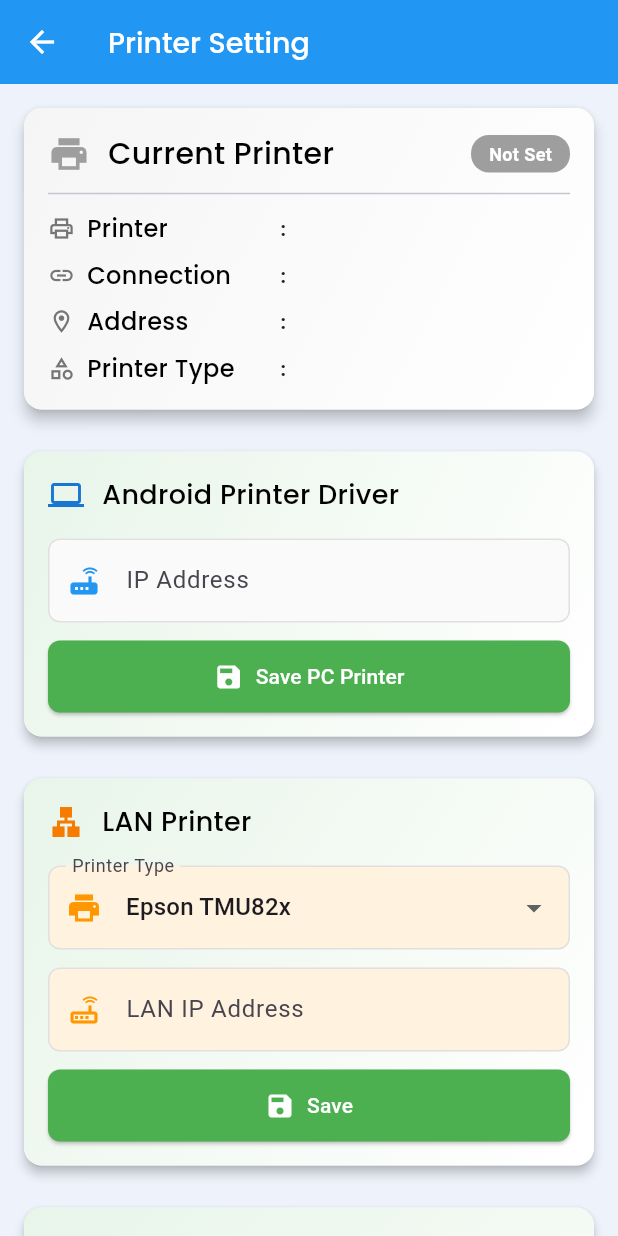
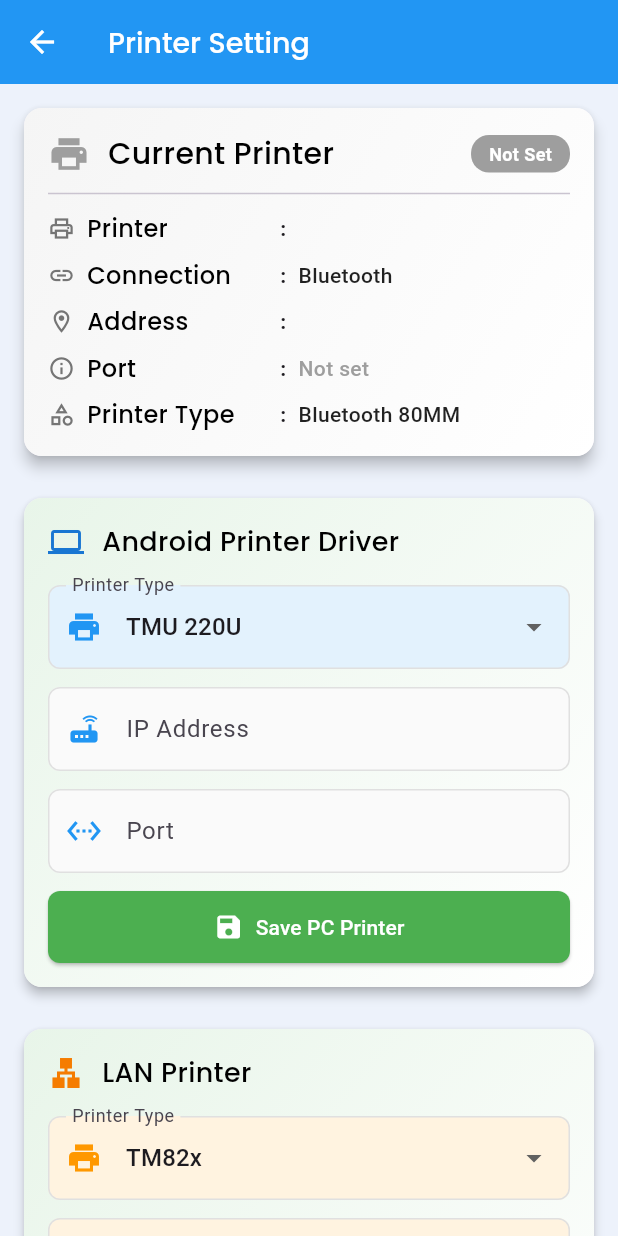
Before and after one commit to ilhmdhn/new_front_office, a Flutter app: the PrinterPage screen opened by its route, on a phone screen of 412 x 824 dp. Run offline on Flutter 3.47's test engine with Material 3 defaults, Android fonts, the phone set to English and light mode, and no system bars; our stand-ins replace auto_size_text, calendar_date_picker2, custom_radio_grouped_button, device_info_plus, event_bus, firebase_core and 15 more; missing offline and left inert: blue_thermal_printer, encrypt, esc_pos_utils_plus, flutter_thermal_printer, qr_code_scanner, udp; accounts and stored records are empty; generated files the repository leaves out were written again; network calls fail; project files that could hold a hidden picture were left out.

Commit message:
alaah pucing

```diff
--- a/lib/data/model/other_model.dart
+++ b/lib/data/model/other_model.dart
@@ -1,15 +1,90 @@
+// Enum untuk Printer Model
+enum PrinterModelType {
+  tmu220u('TMU 220U'),
+  tm82x('TM82x'),
+  bluetooth80mm('Bluetooth 80MM');
+
+  final String displayName;
+  const PrinterModelType(this.displayName);
+
+  // Convert dari string ke enum
+  static PrinterModelType fromString(String value) {
+    switch (value.toUpperCase()) {
+      case 'TMU 220U':
+      case 'TMU220U':
+        return PrinterModelType.tmu220u;
+      case 'TM82X':
+        return PrinterModelType.tm82x;
+      case 'BLUETOOTH 80MM':
+      case 'BLUETOOTH80MM':
+        return PrinterModelType.bluetooth80mm;
+      default:
+        return PrinterModelType.bluetooth80mm; // Default
+    }
+  }
+}
+
+// Enum untuk Connection Type
+enum PrinterConnectionType {
+  bluetooth('Bluetooth'),
+  lan('LAN'),
+  printerDriver('Printer Driver');
+
+  final String displayName;
+  const PrinterConnectionType(this.displayName);
+
+  // Convert dari string ke enum
+  static PrinterConnectionType fromString(String value) {
+    switch (value.toUpperCase()) {
+      case 'BLUETOOTH':
+        return PrinterConnectionType.bluetooth;
+      case 'LAN':
+        return PrinterConnectionType.lan;
+      case 'PRINTER DRIVER':
+      case 'PRINTERDRIVER':
+        return PrinterConnectionType.printerDriver;
+      default:
+        return PrinterConnectionType.bluetooth; // Default
+    }
+  }
+}
+
 class PrinterModel{
   String name;
-  String connection;
-  String type;
+  int? port;
+  PrinterModelType printerModel;
+  PrinterConnectionType connectionType;
   String address;
 
   PrinterModel({
     required this.name,
-    required this.connection,
-    required this.type,
+    this.port,
+    required this.printerModel,
+    required this.connectionType,
     required this.address,
   });
+
+  // Helper method untuk convert ke Map (untuk SharedPreferences)
+  Map<String, dynamic> toJson() {
+    return {
+      'name': name,
+      'port': port,
+      'printerModel': printerModel.displayName,
+      'connectionType': connectionType.displayName,
+      'address': address,
+    };
+  }
+
+  // Helper method untuk convert dari Map
+  factory PrinterModel.fromJson(Map<String, dynamic> json) {
+    return PrinterModel(
+      name: json['name'] ?? '',
+      port: json['port'],
+      printerModel: PrinterModelType.fromString(json['printerModel'] ?? ''),
+      connectionType: PrinterConnectionType.fromString(json['connectionType'] ?? ''),
+      address: json['address'] ?? '',
+    );
+  }
 }
 
 class PrinterList{
--- a/lib/page/setting/printer/printer_page.dart
+++ b/lib/page/setting/printer/printer_page.dart
@@ -24,15 +24,16 @@ class _PrinterPageState extends State<PrinterPage> {
   List<PrinterList> listPrinter = List.empty(growable: true);
   PrinterList chosedPrinter = PrinterList(name: '', address: '');
   TextEditingController tfIpPc = TextEditingController();
+  TextEditingController tfPortPc = TextEditingController();
   TextEditingController tfIpLan = TextEditingController();
+  TextEditingController tfPortLan = TextEditingController();
   List<BluetoothDevice> printerList = List.empty(growable: true);
   PrinterModel printer = PreferencesData.getPrinter();
   bool isLoading = false;
-  String selectedLanPrinterType = 'Epson TMU82x';
-  String selectedBluetoothPrinterType = 'Bluetooth printer 80 mm';
 
-  final List<String> lanPrinterTypes = ['Epson TMU82x', 'Bixolon', 'TMU220'];
-  final List<String> bluetoothPrinterTypes = ['Bluetooth printer 80 mm', 'Bluetooth Printer 57mm'];
+  PrinterModelType selectedPcPrinterType = PrinterModelType.tmu220u;
+  PrinterModelType selectedLanPrinterType = PrinterModelType.tm82x;
+  PrinterModelType selectedBluetoothPrinterType = PrinterModelType.bluetooth80mm;
 
   @override
   void initState() {
@@ -113,11 +114,11 @@ class _PrinterPageState extends State<PrinterPage> {
                 isConnected
                     ? ElevatedButton.icon(
                         onPressed: () {
-                          if (printer.connection == '2') {
+                          if (printer.connectionType == PrinterConnectionType.bluetooth) {
                             BtprintExecutor().testPrint();
-                          } else if (printer.connection == '3') {
-                            showToastWarning('Fitur test print hanya tersedia untuk Bluetooth Printer');
-                          } else if (printer.connection == '4') {
+                          } else if (printer.connectionType == PrinterConnectionType.printerDriver) {
+                            // TcpPrinterService.printOnce(ip: printer.address, port: printer.port!, data: )
+                          } else if (printer.connectionType == PrinterConnectionType.lan) {
                             LanprintExecutor().testPrint();
                           }
                         },
@@ -157,11 +158,13 @@ class _PrinterPageState extends State<PrinterPage> {
             const Divider(height: 24),
             _buildInfoRow('Printer', printer.name),
             const SizedBox(height: 8),
-            _buildInfoRow('Connection', printer.connection),
+            _buildInfoRow('Connection', printer.connectionType.displayName),
             const SizedBox(height: 8),
             _buildInfoRow('Address', printer.address),
             const SizedBox(height: 8),
-            _buildInfoRow('Printer Type', printer.type),
+            _buildInfoRow('Port', printer.port?.toString()),
+            const SizedBox(height: 8),
+            _buildInfoRow('Printer Type', printer.printerModel.displayName),
           ],
         ),
       ),
@@ -286,7 +289,7 @@ class _PrinterPageState extends State<PrinterPage> {
               ],
             ),
             const SizedBox(height: 16),
-            DropdownButtonFormField<String>(
+            DropdownButtonFormField<PrinterModelType>(
               initialValue: selectedBluetoothPrinterType,
               decoration: InputDecoration(
                 labelText: 'Printer Type',
@@ -305,13 +308,13 @@ class _PrinterPageState extends State<PrinterPage> {
                 filled: true,
                 fillColor: Colors.blue.shade50,
               ),
-              items: bluetoothPrinterTypes.map((String type) {
-                return DropdownMenuItem<String>(
+              items: PrinterModelType.values.map((PrinterModelType type) {
+                return DropdownMenuItem<PrinterModelType>(
                   value: type,
-                  child: Text(type),
+                  child: Text(type.displayName),
                 );
               }).toList(),
-              onChanged: (String? newValue) {
+              onChanged: (PrinterModelType? newValue) {
                 if (newValue != null) {
                   setState(() {
                     selectedBluetoothPrinterType = newValue;
@@ -424,6 +427,40 @@ class _PrinterPageState extends State<PrinterPage> {
     return Column(
       crossAxisAlignment: CrossAxisAlignment.start,
       children: [
+        DropdownButtonFormField<PrinterModelType>(
+          initialValue: selectedPcPrinterType,
+          decoration: InputDecoration(
+            labelText: 'Printer Type',
+            prefixIcon: const Icon(Icons.print, color: Colors.blue),
+            border: OutlineInputBorder(
+              borderRadius: BorderRadius.circular(8),
+            ),
+            enabledBorder: OutlineInputBorder(
+              borderRadius: BorderRadius.circular(8),
+              borderSide: BorderSide(color: Colors.grey.shade300),
+            ),
+            focusedBorder: OutlineInputBorder(
+              borderRadius: BorderRadius.circular(8),
+              borderSide: const BorderSide(color: Colors.blue, width: 2),
+            ),
+            filled: true,
+            fillColor: Colors.blue.shade50,
+          ),
+          items: PrinterModelType.values.map((PrinterModelType type) {
+            return DropdownMenuItem<PrinterModelType>(
+              value: type,
+              child: Text(type.displayName),
+            );
+          }).toList(),
+          onChanged: (PrinterModelType? newValue) {
+            if (newValue != null) {
+              setState(() {
+                selectedPcPrinterType = newValue;
+              });
+            }
+          },
+        ),
+        const SizedBox(height: 12),
         TextField(
           inputFormatters: [IPAddressInputFormatter()],
           keyboardType: TextInputType.number,
@@ -448,6 +485,29 @@ class _PrinterPageState extends State<PrinterPage> {
           ),
         ),
         const SizedBox(height: 12),
+        TextField(
+          keyboardType: TextInputType.number,
+          controller: tfPortPc,
+          decoration: InputDecoration(
+            hintText: 'Enter Port (e.g., 9100)',
+            labelText: 'Port',
+            prefixIcon: const Icon(Icons.settings_ethernet, color: Colors.blue),
+            border: OutlineInputBorder(
+              borderRadius: BorderRadius.circular(8),
+            ),
+            enabledBorder: OutlineInputBorder(
+              borderRadius: BorderRadius.circular(8),
+              borderSide: BorderSide(color: Colors.grey.shade300),
+            ),
+            focusedBorder: OutlineInputBorder(
+              borderRadius: BorderRadius.circular(8),
+              borderSide: const BorderSide(color: Colors.blue, width: 2),
+            ),
+            filled: true,
+            fillColor: Colors.grey.shade50,
+          ),
+        ),
+        const SizedBox(height: 12),
         SizedBox(
           width: double.infinity,
           child: ElevatedButton.icon(
@@ -456,10 +516,19 @@ class _PrinterPageState extends State<PrinterPage> {
                 showToastWarning('Masukkan IP Address terlebih dahulu');
                 return;
               }
+              int? port;
+              if (tfPortPc.text.isNotEmpty) {
+                port = int.tryParse(tfPortPc.text);
+                if (port == null) {
+                  showToastWarning('Port harus berupa angka');
+                  return;
+                }
+              }
               PreferencesData.setPrinter(PrinterModel(
                 name: 'PC PRINTER',
-                connection: '3',
-                type: 'TMU220',
+                port: port,
+                printerModel: selectedPcPrinterType,
+                connectionType: PrinterConnectionType.printerDriver,
                 address: tfIpPc.text,
               ));
               setState(() {
@@ -487,7 +556,7 @@ class _PrinterPageState extends State<PrinterPage> {
     return Column(
       crossAxisAlignment: CrossAxisAlignment.start,
       children: [
-        DropdownButtonFormField<String>(
+        DropdownButtonFormField<PrinterModelType>(
           initialValue: selectedLanPrinterType,
           decoration: InputDecoration(
             labelText: 'Printer Type',
@@ -506,13 +575,13 @@ class _PrinterPageState extends State<PrinterPage> {
             filled: true,
             fillColor: Colors.orange.shade50,
           ),
-          items: lanPrinterTypes.map((String type) {
-            return DropdownMenuItem<String>(
+          items: PrinterModelType.values.map((PrinterModelType type) {
+            return DropdownMenuItem<PrinterModelType>(
               value: type,
-              child: Text(type),
+              child: Text(type.displayName),
             );
           }).toList(),
-          onChanged: (String? newValue) {
+          onChanged: (PrinterModelType? newValue) {
             if (newValue != null) {
               setState(() {
                 selectedLanPrinterType = newValue;
@@ -545,6 +614,29 @@ class _PrinterPageState extends State<PrinterPage> {
           ),
         ),
         const SizedBox(height: 12),
+        TextField(
+          keyboardType: TextInputType.number,
+          controller: tfPortLan,
+          decoration: InputDecoration(
+            hintText: 'Enter Port (e.g., 9100)',
+            labelText: 'Port',
+            prefixIcon: const Icon(Icons.settings_ethernet, color: Colors.orange),
+            border: OutlineInputBorder(
+              borderRadius: BorderRadius.circular(8),
+            ),
+            enabledBorder: OutlineInputBorder(
+              borderRadius: BorderRadius.circular(8),
+              borderSide: BorderSide(color: Colors.grey.shade300),
+            ),
+            focusedBorder: OutlineInputBorder(
+              borderRadius: BorderRadius.circular(8),
+              borderSide: const BorderSide(color: Colors.orange, width: 2),
+            ),
+            filled: true,
+            fillColor: Colors.orange.shade50,
+          ),
+        ),
+        const SizedBox(height: 12),
         Row(
           children: [
             Expanded(
@@ -554,10 +646,19 @@ class _PrinterPageState extends State<PrinterPage> {
                     showToastWarning('Masukkan IP Address terlebih dahulu');
                     return;
                   }
+                  int? port;
+                  if (tfPortLan.text.isNotEmpty) {
+                    port = int.tryParse(tfPortLan.text);
+                    if (port == null) {
+                      showToastWarning('Port harus berupa angka');
+                      return;
+                    }
+                  }
                   PreferencesData.setPrinter(PrinterModel(
                     name: 'LAN PRINTER',
-                    connection: '4',
-                    type: selectedLanPrinterType,
+                    port: port,
+                    printerModel: selectedLanPrinterType,
+                    connectionType: PrinterConnectionType.lan,
                     address: tfIpLan.text,
                   ));
                   setState(() {
@@ -715,8 +816,8 @@ class _PrinterPageState extends State<PrinterPage> {
                   try {
                     PreferencesData.setPrinter(PrinterModel(
                       name: device.name ?? 'Unknown',
-                      connection: '2',
-                      type: selectedBluetoothPrinterType,
+                      printerModel: selectedBluetoothPrinterType,
+                      connectionType: PrinterConnectionType.bluetooth,
                       address: device.address ?? '',
                     ));
                     setState(() {
--- /dev/null
+++ b/lib/tools/dataprint_generator.dart
@@ -0,0 +1,5 @@
+class DataprintGenerator {
+  static void generate() {
+    // Implementation here
+  }
+}
--- a/lib/tools/preferences.dart
+++ b/lib/tools/preferences.dart
@@ -1,3 +1,4 @@
+import 'dart:convert';
 import 'dart:io';
 
 import 'package:device_info_plus/device_info_plus.dart';
@@ -97,18 +98,32 @@ class PreferencesData {
   }
 
   static void setPrinter(PrinterModel printer){
-    _prefs?.setString('PRINTER_NAME', printer.name);
-    _prefs?.setString('PRINTER_CONNECTION', printer.connection);
-    _prefs?.setString('PRINTER_TYPE', printer.type);
-    _prefs?.setString('PRINTER_ADDRESS', printer.address);
+    final jsonString = jsonEncode(printer.toJson());
+    _prefs?.setString('PRINTER_DATA', jsonString);
   }
 
   static PrinterModel getPrinter(){
+    final jsonString = _prefs?.getString('PRINTER_DATA');
+    if (jsonString != null && jsonString.isNotEmpty) {
+      try {
+        final json = jsonDecode(jsonString) as Map<String, dynamic>;
+        return PrinterModel.fromJson(json);
+      } catch (e) {
+        return PrinterModel(
+          name: '',
+          printerModel: PrinterModelType.bluetooth80mm,
+          connectionType: PrinterConnectionType.bluetooth,
+          address: '',
+        );
+      }
+    }
+    // Return default printer if no data
     return PrinterModel(
-      name: _prefs?.getString('PRINTER_NAME')??'',
-      connection: _prefs?.getString('PRINTER_CONNECTION')??'',
-      type: _prefs?.getString('PRINTER_TYPE')??'',
-      address: _prefs?.getString('PRINTER_ADDRESS')??'');
+      name: '',
+      printerModel: PrinterModelType.bluetooth80mm,
+      connectionType: PrinterConnectionType.bluetooth,
+      address: '',
+    );
   }
 
   static void setShowRetur(bool state){
--- a/lib/tools/printer_helper.dart
+++ b/lib/tools/printer_helper.dart
@@ -1,4 +1,4 @@
-import 'package:flutter_thermal_printer/flutter_thermal_printer.dart';
+import 'package:esc_pos_utils_plus/esc_pos_utils_plus.dart';
 
 class ReceiptPrinterHelper {
   final Generator generator;
--- a/pubspec.yaml
+++ b/pubspec.yaml
@@ -64,6 +64,7 @@ dependencies:
   slide_countdown: ^1.5.2
   udp: ^5.0.3
   flutter_riverpod: ^2.0.0
+  esc_pos_utils_plus: 2.0.4
 
 dev_dependencies:
   flutter_lints: ^6.0.0
```
Also changed, not shown: lib/tools/di.dart (+10 -3 lines), lib/tools/execute_printer.dart (+12 -12 lines), pubspec.lock, 1 other file.
